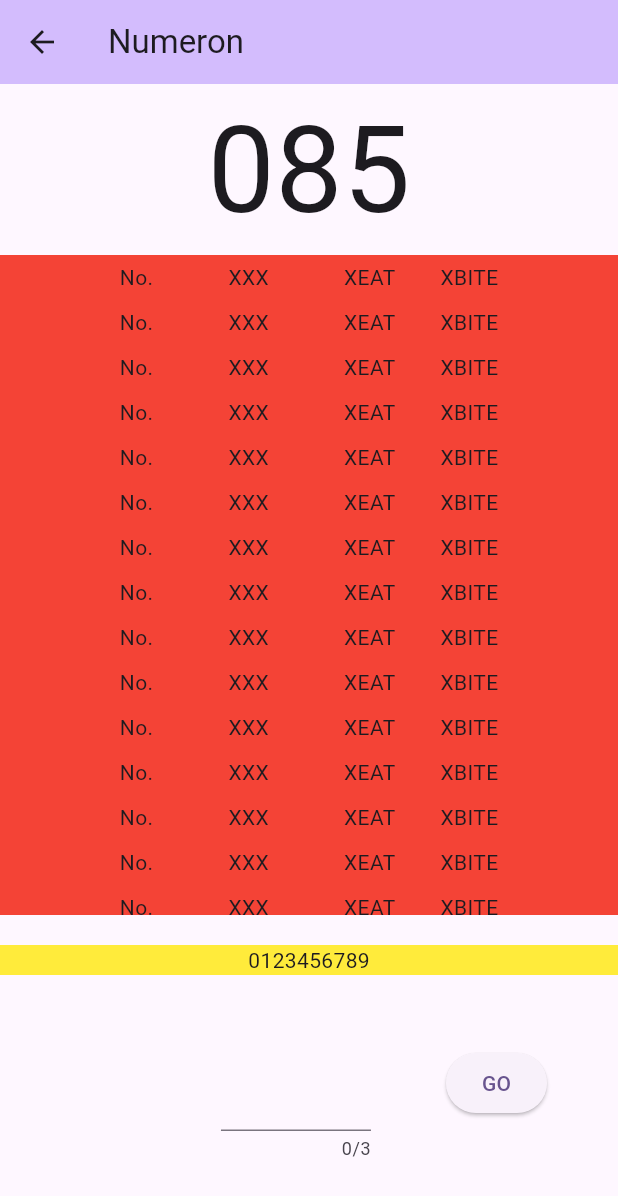
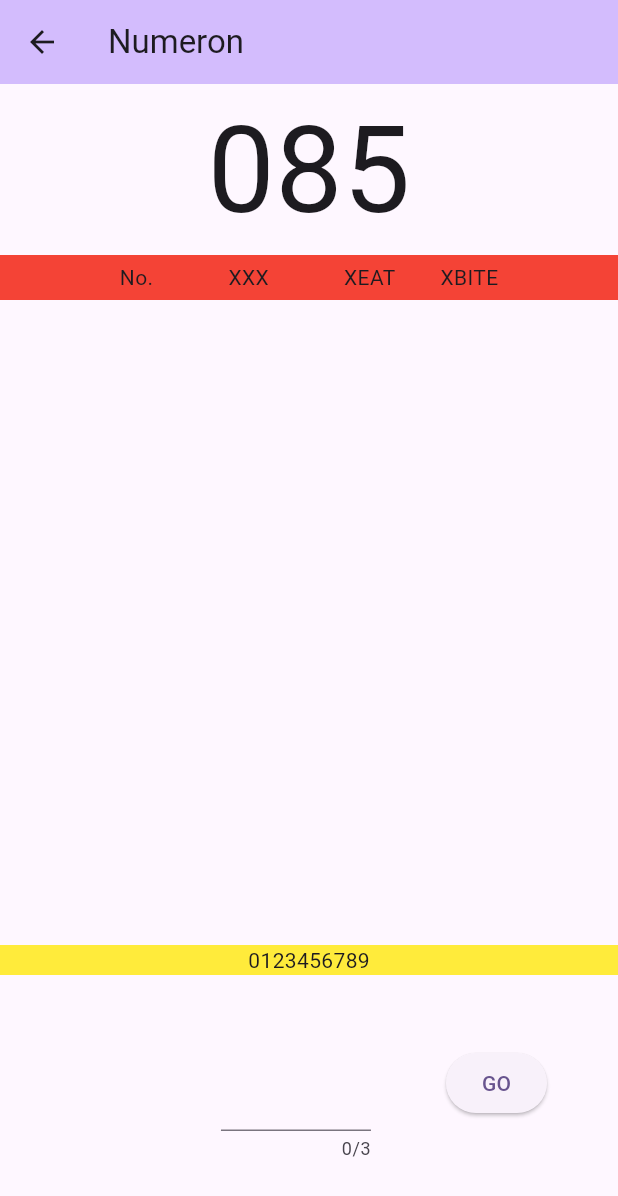
Before and after one commit to naoyamatsunaga/mini_games, a Flutter app: the NumeronPage screen opened directly, after a tap on "GO", on a phone screen of 412 x 824 dp. Shown: the top 1196 px of the screen. Run offline on Flutter 3.47's test engine with Material 3 defaults, Android fonts, the light colour scheme and no system bars.

Commit message:
回答毎に回答リストが更新されるように変更

```diff
--- a/lib/model/numeron/numeron.dart
+++ b/lib/model/numeron/numeron.dart
@@ -24,7 +24,6 @@ class Numeron {
       // 同じ数字が使われないよう、1度使用された数字は削除
       workList.removeAt(index);
     }
-
     return answer;
   }
 
--- a/lib/view/numeron_page.dart
+++ b/lib/view/numeron_page.dart
@@ -1,17 +1,23 @@
 import 'package:flutter/material.dart';
 import 'package:mini_games/model/numeron/numeron.dart';
 
-class NumeronPage extends StatelessWidget {
-  // 定数・変数
-  final answertextsize = 80.0;
+class NumeronPage extends StatefulWidget {
+  List<int> answer = [];
 
-  List<int> answer = [0, 0, 0];
-
-  // コンストラクタ
   NumeronPage({super.key}) {
     Numeron numeron = Numeron();
     answer = List.from(numeron.CreateRandomNumber());
   }
+
+  @override
+  State<NumeronPage> createState() => _NumeronPageState();
+}
+
+class _NumeronPageState extends State<NumeronPage> {
+  // 定数・変数
+  final answertextsize = 80.0;
+
+  List<AnswerItem> answerItems = [];
 
   @override
   Widget build(BuildContext context) {
@@ -33,19 +39,19 @@ class NumeronPage extends StatelessWidget {
                 mainAxisAlignment: MainAxisAlignment.center,
                 children: [
                   Text(
-                    '${answer[0]}',
+                    '${widget.answer[0]}',
                     style: TextStyle(
                       fontSize: answertextsize,
                     ),
                   ),
                   Text(
-                    '${answer[1]}',
+                    '${widget.answer[1]}',
                     style: TextStyle(
                       fontSize: answertextsize,
                     ),
                   ),
                   Text(
-                    '${answer[2]}',
+                    '${widget.answer[2]}',
                     style: TextStyle(
                       fontSize: answertextsize,
                     ),
@@ -57,27 +63,11 @@ class NumeronPage extends StatelessWidget {
 
             //リスト_START//////////////////////////////
             Expanded(
-              child: ListView(
-                children: [
-                  AnswerItem(),
-                  AnswerItem(),
-                  AnswerItem(),
-                  AnswerItem(),
-                  AnswerItem(),
-                  AnswerItem(),
-                  AnswerItem(),
-                  AnswerItem(),
-                  AnswerItem(),
-                  AnswerItem(),
-                  AnswerItem(),
-                  AnswerItem(),
-                  AnswerItem(),
-                  AnswerItem(),
-                  AnswerItem(),
-                  AnswerItem(),
-                  AnswerItem(),
-                  AnswerItem(),
-                ],
+              child: ListView.builder(
+                itemCount: answerItems.length,
+                itemBuilder: (context, index) {
+                  return answerItems[index];
+                },
               ),
             ),
             //リスト_END//////////////////////////////
@@ -125,7 +115,11 @@ class NumeronPage extends StatelessWidget {
                   ),
                   const SizedBox(width: 50),
                   ElevatedButton(
-                    onPressed: () {},
+                    onPressed: () {
+                      setState(() {
+                        answerItems.add(AnswerItem());
+                      });
+                    },
                     child: const Text("GO"),
                   )
                 ],
```
